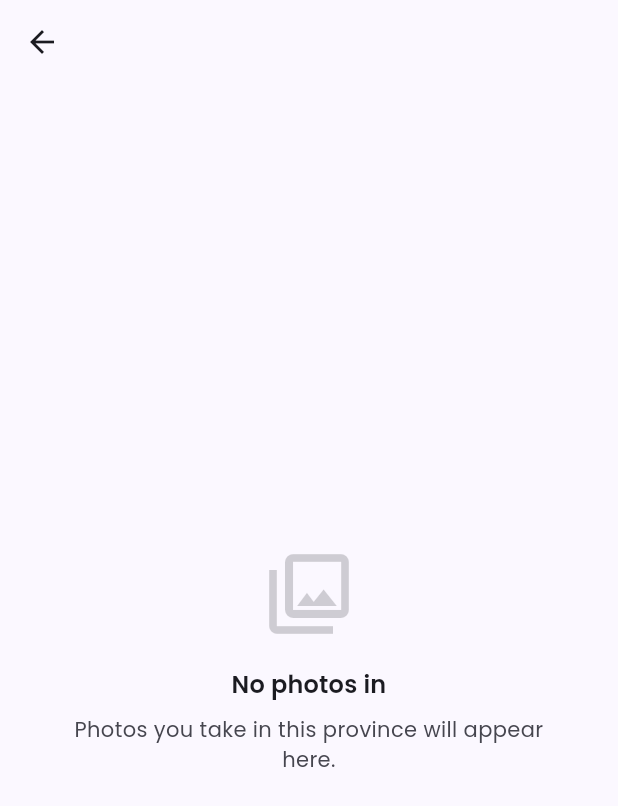
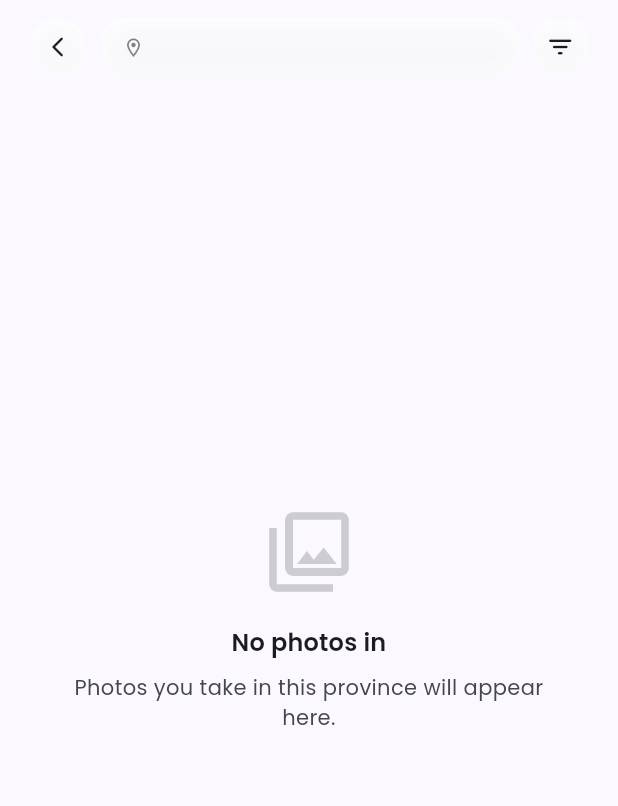
Before and after one commit to 9Thanathip/photoMap, a Flutter app: the ProvinceGalleryScreen screen opened directly with empty values, on a phone screen of 412 x 824 dp. Shown: the top 806 px of the screen. Run offline on Flutter 3.47's test engine with Material 3 defaults, Android fonts, the phone set to English and light mode, and no system bars; our stand-ins replace flutter_colorpicker, flutter_riverpod, gap, geocoding, go_router, google_fonts and 3 more; missing offline and left inert: photo_manager, photo_manager_image_provider; accounts and stored records are empty; statements that could not run were skipped.

Commit message:
gallery country design

```diff
--- a/lib/features/map/presentation/screens/province_gallery_screen.dart
+++ b/lib/features/map/presentation/screens/province_gallery_screen.dart
@@ -1,37 +1,191 @@
 import 'package:flutter/material.dart';
 import 'package:flutter_riverpod/flutter_riverpod.dart';
+import 'package:google_fonts/google_fonts.dart';
 import 'package:photo_map/common_widgets/app_empty_state.dart';
+import 'package:photo_map/common_widgets/glass_card.dart';
 import '../../../gallery/presentation/providers/gallery_notifier.dart';
 import '../../../gallery/presentation/widgets/photo_tile.dart';
 import '../../../gallery/presentation/widgets/photo_viewer_screen.dart';
-import '../../../gallery/presentation/widgets/photos_tab.dart' show photoGridDelegate;
+import '../../../gallery/presentation/widgets/photos_tab.dart';
+import '../widgets/province_district/province_header.dart';
 
-class ProvinceGalleryScreen extends ConsumerWidget {
+class ProvinceGalleryScreen extends ConsumerStatefulWidget {
   const ProvinceGalleryScreen({super.key, required this.provinceName});
 
   final String provinceName;
 
   @override
-  Widget build(BuildContext context, WidgetRef ref) {
+  ConsumerState<ProvinceGalleryScreen> createState() =>
+      _ProvinceGalleryScreenState();
+}
+
+class _ProvinceGalleryScreenState extends ConsumerState<ProvinceGalleryScreen> {
+  ViewMode _viewMode = ViewMode.day;
+  bool _isScrolled = false;
+
+  static const _months = [
+    'Jan',
+    'Feb',
+    'Mar',
+    'Apr',
+    'May',
+    'Jun',
+    'Jul',
+    'Aug',
+    'Sep',
+    'Oct',
+    'Nov',
+    'Dec',
+  ];
+
+  Map<String, List<PhotoItem>> _groupBy(
+    List<PhotoItem> items,
+    String Function(PhotoItem) key,
+  ) {
+    final map = <String, List<PhotoItem>>{};
+    for (final p in items) {
+      map.putIfAbsent(key(p), () => []).add(p);
+    }
+    return map;
+  }
+
+  String _getLabel(String k, ViewMode mode) {
+    if (mode == ViewMode.year) return k;
+    if (mode == ViewMode.month) {
+      final parts = k.split('-');
+      return '${_months[int.parse(parts[1]) - 1]} ${parts[0]}';
+    }
+    if (mode == ViewMode.day) {
+      final parts = k.split('-');
+      return '${int.parse(parts[2])} ${_months[int.parse(parts[1]) - 1]} ${parts[0]}';
+    }
+    return '';
+  }
+
+  void _showFilterSheet() {
+    showModalBottomSheet<void>(
+      context: context,
+      backgroundColor: Colors.transparent,
+      builder: (_) => Container(
+        margin: const EdgeInsets.all(16),
+        decoration: BoxDecoration(
+          color: Theme.of(context).colorScheme.surface,
+          borderRadius: BorderRadius.circular(24),
+        ),
+        child: Column(
+          mainAxisSize: MainAxisSize.min,
+          children: [
+            const Padding(
+              padding: EdgeInsets.symmetric(vertical: 16),
+              child: Text(
+                'View Mode',
+                style: TextStyle(fontSize: 17, fontWeight: FontWeight.bold),
+              ),
+            ),
+            ...ViewMode.values.map(
+              (v) => ListTile(
+                title: Text(v.label),
+                trailing: _viewMode == v
+                    ? Icon(
+                        Icons.check_rounded,
+                        color: Theme.of(context).colorScheme.primary,
+                      )
+                    : null,
+                onTap: () {
+                  setState(() => _viewMode = v);
+                  Navigator.pop(context);
+                },
+              ),
+            ),
+            const SizedBox(height: 16),
+          ],
+        ),
+      ),
+    );
+  }
+
+  @override
+  Widget build(BuildContext context) {
     final gallery = ref.watch(galleryStateProvider);
-    final photos = gallery.allPhotos
-        .where((p) => p.province == provinceName)
+    final photos =
+        gallery.allPhotos
+            .where((p) => p.province == widget.provinceName)
             .toList()
           ..sort((a, b) => b.timestamp.compareTo(a.timestamp));
 
+    final topPad = MediaQuery.paddingOf(context).top;
+    final theme = Theme.of(context);
+    final headerHeight = topPad + 88.0;
+
     return Scaffold(
-      appBar: AppBar(
-        title: Text(provinceName),
-        centerTitle: true,
-      ),
-      body: photos.isEmpty
+      backgroundColor: theme.colorScheme.surface,
+      body: Stack(
+        children: [
+          // Content
+          NotificationListener<ScrollNotification>(
+            onNotification: (n) {
+              final scrolled = n.metrics.pixels > 0;
+              if (scrolled != _isScrolled) {
+                setState(() => _isScrolled = scrolled);
+              }
+              return false;
+            },
+            child: Positioned.fill(
+              child: photos.isEmpty
                   ? AppEmptyState(
                       icon: Icons.photo_library_outlined,
-              title: 'No photos in $provinceName',
-              subtitle: 'Photos you take in this province will appear here.',
+                      title: 'No photos in ${widget.provinceName}',
+                      subtitle:
+                          'Photos you take in this province will appear here.',
                     )
-          : GridView.builder(
-              padding: const EdgeInsets.all(1.5),
+                  : _buildGrid(context, topPad, theme, photos),
+            ),
+          ),
+
+          // Header
+          Positioned(
+            top: topPad + 12,
+            left: 20,
+            right: 20,
+            child: Row(
+              children: [
+                Expanded(
+                  child: ProvinceHeader(
+                    title: widget.provinceName,
+                    viewMode: ProvinceViewMode.grid,
+                    isSelectingDistrict: true,
+                    onBack: () => Navigator.pop(context),
+                    onToggleMode: () {},
+                  ),
+                ),
+                const SizedBox(width: 8),
+                GlassCard(
+                  borderRadius: 12,
+                  padding: const EdgeInsets.all(8),
+                  onTap: _showFilterSheet,
+                  child: Icon(
+                    Icons.filter_list_rounded,
+                    size: 20,
+                    color: theme.colorScheme.onSurface,
+                  ),
+                ),
+              ],
+            ),
+          ),
+        ],
+      ),
+    );
+  }
+
+  Widget _buildGrid(
+    BuildContext context,
+    double topPad,
+    ThemeData theme,
+    List<PhotoItem> photos,
+  ) {
+    if (_viewMode == ViewMode.all) {
+      return GridView.builder(
+        padding: EdgeInsets.fromLTRB(1.5, topPad + 88, 1.5, 32),
         gridDelegate: photoGridDelegate,
         itemCount: photos.length,
         itemBuilder: (_, i) => PhotoTile(
@@ -39,12 +193,55 @@ class ProvinceGalleryScreen extends ConsumerWidget {
           onTap: () => _openViewer(context, photos, i),
           onLongPress: () {},
         ),
-            ),
       );
     }
 
-  void _openViewer(
-      BuildContext context, List<PhotoItem> photos, int index) {
+    final sections = _groupBy(photos, (p) {
+      final t = p.timestamp;
+      if (_viewMode == ViewMode.year) return '${t.year}';
+      if (_viewMode == ViewMode.month) {
+        return '${t.year}-${t.month.toString().padLeft(2, '0')}';
+      }
+      return '${t.year}-${t.month.toString().padLeft(2, '0')}-${t.day.toString().padLeft(2, '0')}';
+    });
+
+    final sortedKeys = sections.keys.toList()..sort((a, b) => b.compareTo(a));
+
+    return CustomScrollView(
+      slivers: [
+        SliverPadding(padding: EdgeInsets.only(top: topPad + 60)),
+        for (final key in sortedKeys) ...[
+          SliverToBoxAdapter(
+            child: Padding(
+              padding: const EdgeInsets.fromLTRB(16, 12, 16, 8),
+              child: Text(
+                _getLabel(key, _viewMode),
+                style: GoogleFonts.poppins(
+                  fontSize: 13,
+                  fontWeight: FontWeight.w700,
+                  color: theme.colorScheme.onSurface,
+                ),
+              ),
+            ),
+          ),
+          SliverGrid(
+            gridDelegate: photoGridDelegate,
+            delegate: SliverChildBuilderDelegate((_, i) {
+              final sectionPhotos = sections[key]!;
+              return PhotoTile(
+                photo: sectionPhotos[i],
+                onTap: () => _openViewer(context, sectionPhotos, i),
+                onLongPress: () {},
+              );
+            }, childCount: sections[key]!.length),
+          ),
+        ],
+        const SliverPadding(padding: EdgeInsets.only(bottom: 32)),
+      ],
+    );
+  }
+
+  void _openViewer(BuildContext context, List<PhotoItem> photos, int index) {
     Navigator.of(context, rootNavigator: true).push(
       PageRouteBuilder<void>(
         opaque: false,
```
Lines whose indentation alone changed are shown as unchanged.
